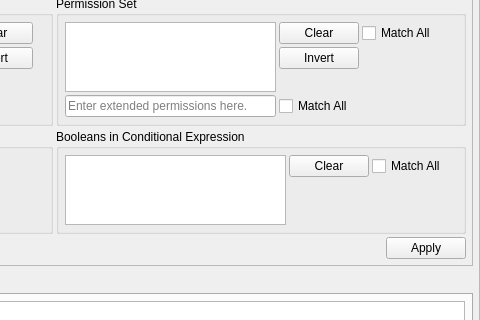
Before: the Qt Designer form data/terulequery.ui in SELinuxProject/setools, drawn with Qt 5; both pictures show x 294 to 774 and y 232 to 552 of the 774 by 846 pixel window.
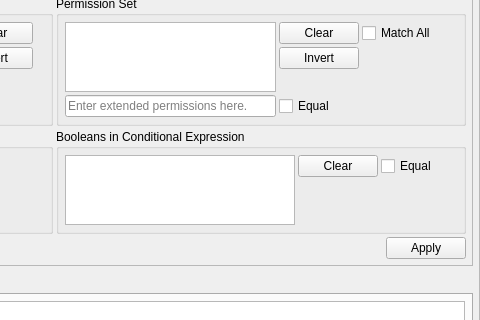
After: the same form once the commit is applied.

Commit message:
apol: revise match all vs. equal options
Where subset is available, keep "match all" option since that is more
likely to be used.  Otherwise, change GUI to "Equal" for correctness.

The edit to the form file:
```diff
--- a/data/terulequery.ui
+++ b/data/terulequery.ui
@@ -847,7 +847,7 @@
              <string>A matching rule will have all of the selected Booleans in its conditional expression..</string>
             </property>
             <property name="text">
-             <string>Match All</string>
+             <string>Equal</string>
             </property>
            </widget>
           </item>
@@ -901,7 +901,7 @@
              <string>A matching rule will have all of the extended permissions.</string>
             </property>
             <property name="text">
-             <string>Match All</string>
+             <string>Equal</string>
             </property>
            </widget>
           </item>
```
Left out of the diff: 8 changed lines with no effect on the pictures. The commit also changes 4 other files.
